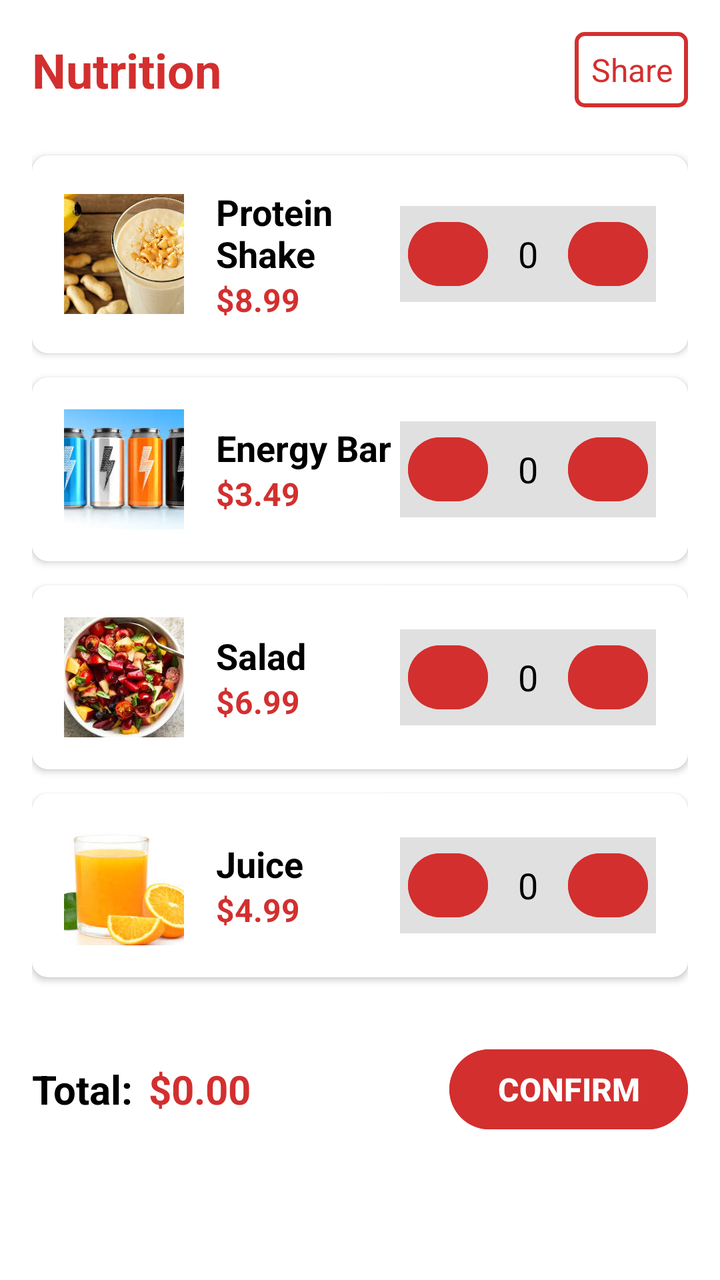
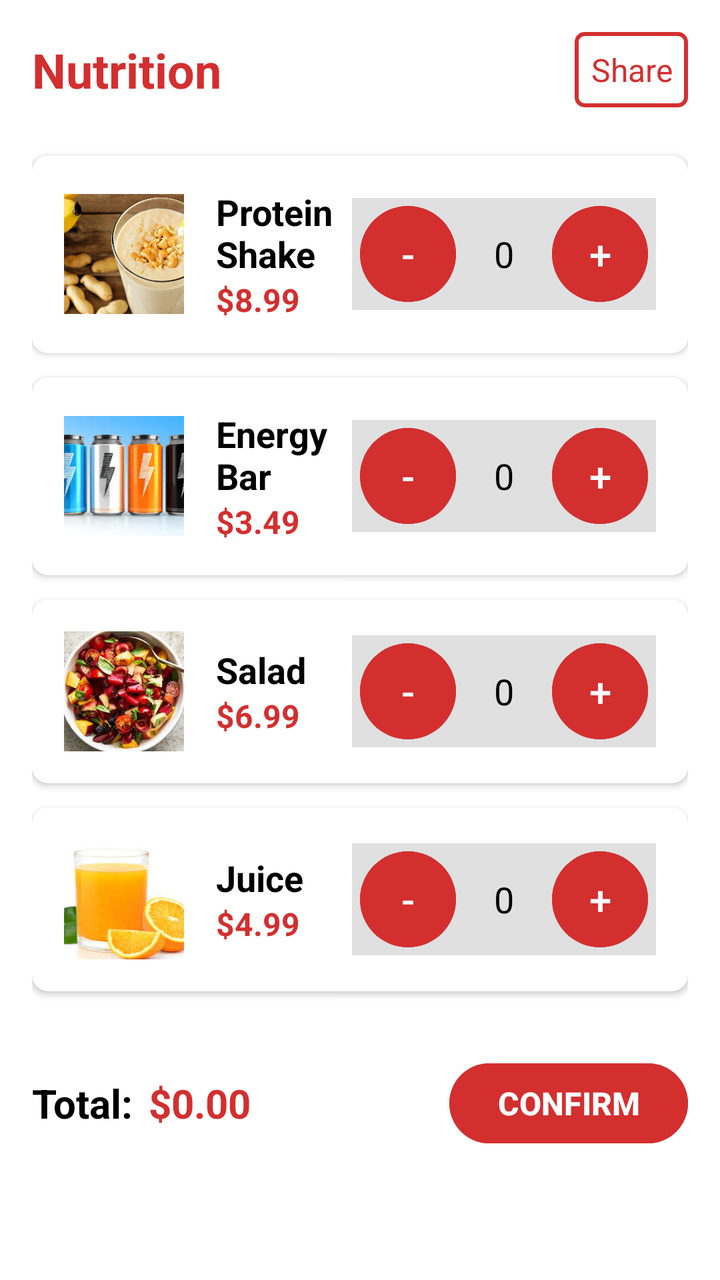

Before-and-after screenshots of an Android layout around one commit, followed by the original layout XML and the change that was made.
<!-- AndroidManifest.xml: application theme Theme._21l_5812_A1 -->
<!-- res/layout/activity_nutrition.xml -->
<?xml version="1.0" encoding="utf-8"?>
<LinearLayout xmlns:android="http://schemas.android.com/apk/res/android"
    xmlns:tools="http://schemas.android.com/tools"
    xmlns:app="http://schemas.android.com/apk/res-auto"
    android:layout_width="match_parent"
    android:layout_height="match_parent"
    android:background="@color/white"
    android:orientation="vertical"
    android:padding="16dp"
    tools:context=".NutritionActivity">

    
    <LinearLayout
        android:layout_width="match_parent"
        android:layout_height="wrap_content"
        android:orientation="horizontal"
        android:gravity="center_vertical"
        android:layout_marginBottom="24dp">

        <TextView
            android:layout_width="0dp"
            android:layout_height="wrap_content"
            android:layout_weight="1"
            android:text="Nutrition"
            android:textColor="@color/primary_red"
            android:textSize="24sp"
            android:textStyle="bold"
            tools:ignore="HardcodedText" />

        <TextView
            android:id="@+id/btnShare"
            android:layout_width="wrap_content"
            android:layout_height="wrap_content"
            android:text="Share"
            android:textColor="@color/primary_red"
            android:textSize="16sp"
            android:padding="8dp"
            android:background="@drawable/button_border"
            android:gravity="center"
            tools:ignore="HardcodedText" />

    </LinearLayout>

    
    <androidx.cardview.widget.CardView
        android:layout_width="match_parent"
        android:layout_height="wrap_content"
        android:layout_marginBottom="12dp"
        app:cardCornerRadius="8dp"
        app:cardElevation="2dp">

        <LinearLayout
            android:layout_width="match_parent"
            android:layout_height="wrap_content"
            android:orientation="horizontal"
            android:padding="16dp"
            android:gravity="center_vertical">

            <ImageView
                android:id="@+id/imgProtein"
                android:layout_width="60dp"
                android:layout_height="60dp"
                android:src="@drawable/protein_shake"
                android:contentDescription="Protein Shake"
                android:scaleType="centerCrop" />

            <LinearLayout
                android:layout_width="0dp"
                android:layout_height="wrap_content"
                android:layout_weight="1"
                android:orientation="vertical"
                android:layout_marginStart="16dp">

                <TextView
                    android:id="@+id/txtProteinName"
                    android:layout_width="wrap_content"
                    android:layout_height="wrap_content"
                    android:text="Protein Shake"
                    android:textColor="@color/black"
                    android:textSize="18sp"
                    android:textStyle="bold" />

                <TextView
                    android:id="@+id/txtProteinPrice"
                    android:layout_width="wrap_content"
                    android:layout_height="wrap_content"
                    android:text="$8.99"
                    android:textColor="@color/primary_red"
                    android:textSize="16sp"
                    android:textStyle="bold" />

            </LinearLayout>

            <LinearLayout
                android:layout_width="wrap_content"
                android:layout_height="wrap_content"
                android:orientation="horizontal"
                android:background="@color/light_gray"
                android:padding="4dp"
                android:gravity="center">

                <Button
                    android:id="@+id/btnProteinMinus"
                    android:layout_width="40dp"
                    android:layout_height="40dp"
                    android:text="-"
                    android:textSize="20sp"
                    android:textColor="@color/white"
                    android:backgroundTint="@color/primary_red"
                    android:gravity="center" />

                <TextView
                    android:id="@+id/txtProteinQty"
                    android:layout_width="40dp"
                    android:layout_height="40dp"
                    android:text="0"
                    android:textSize="18sp"
                    android:textColor="@color/black"
                    android:gravity="center" />

                <Button
                    android:id="@+id/btnProteinPlus"
                    android:layout_width="40dp"
                    android:layout_height="40dp"
                    android:text="+"
                    android:textSize="20sp"
                    android:textColor="@color/white"
                    android:backgroundTint="@color/primary_red"
                    android:gravity="center" />

            </LinearLayout>

        </LinearLayout>

    </androidx.cardview.widget.CardView>

    
    <androidx.cardview.widget.CardView
        android:layout_width="match_parent"
        android:layout_height="wrap_content"
        android:layout_marginBottom="12dp"
        app:cardCornerRadius="8dp"
        app:cardElevation="2dp">

        <LinearLayout
            android:layout_width="match_parent"
            android:layout_height="wrap_content"
            android:orientation="horizontal"
            android:padding="16dp"
            android:gravity="center_vertical">

            <ImageView
                android:id="@+id/imgBar"
                android:layout_width="60dp"
                android:layout_height="60dp"
                android:src="@drawable/energy_drink"
                android:contentDescription="Energy Bar"
                android:scaleType="centerCrop"
                tools:ignore="HardcodedText" />

            <LinearLayout
                android:layout_width="0dp"
                android:layout_height="wrap_content"
                android:layout_weight="1"
                android:orientation="vertical"
                android:layout_marginStart="16dp">

                <TextView
                    android:id="@+id/txtBarName"
                    android:layout_width="wrap_content"
                    android:layout_height="wrap_content"
                    android:text="Energy Bar"
                    android:textColor="@color/black"
                    android:textSize="18sp"
                    android:textStyle="bold" />

                <TextView
                    android:id="@+id/txtBarPrice"
                    android:layout_width="wrap_content"
                    android:layout_height="wrap_content"
                    android:text="$3.49"
                    android:textColor="@color/primary_red"
                    android:textSize="16sp"
                    android:textStyle="bold" />

            </LinearLayout>

            <LinearLayout
                android:layout_width="wrap_content"
                android:layout_height="wrap_content"
                android:orientation="horizontal"
                android:background="@color/light_gray"
                android:padding="4dp"
                android:gravity="center">

                <Button
                    android:id="@+id/btnBarMinus"
                    android:layout_width="40dp"
                    android:layout_height="40dp"
                    android:text="-"
                    android:textSize="20sp"
                    android:textColor="@color/white"
                    android:backgroundTint="@color/primary_red"
                    android:gravity="center" />

                <TextView
                    android:id="@+id/txtBarQty"
                    android:layout_width="40dp"
                    android:layout_height="40dp"
                    android:text="0"
                    android:textSize="18sp"
                    android:textColor="@color/black"
                    android:gravity="center" />

                <Button
                    android:id="@+id/btnBarPlus"
                    android:layout_width="40dp"
                    android:layout_height="40dp"
                    android:text="+"
                    android:textSize="20sp"
                    android:textColor="@color/white"
                    android:backgroundTint="@color/primary_red"
                    android:gravity="center" />

            </LinearLayout>

        </LinearLayout>

    </androidx.cardview.widget.CardView>

    
    <androidx.cardview.widget.CardView
        android:layout_width="match_parent"
        android:layout_height="wrap_content"
        android:layout_marginBottom="12dp"
        app:cardCornerRadius="8dp"
        app:cardElevation="2dp">

        <LinearLayout
            android:layout_width="match_parent"
            android:layout_height="wrap_content"
            android:orientation="horizontal"
            android:padding="16dp"
            android:gravity="center_vertical">

            <ImageView
                android:id="@+id/imgSalad"
                android:layout_width="60dp"
                android:layout_height="60dp"
                android:src="@drawable/salad"
                android:contentDescription="Salad"
                android:scaleType="centerCrop" />

            <LinearLayout
                android:layout_width="0dp"
                android:layout_height="wrap_content"
                android:layout_weight="1"
                android:orientation="vertical"
                android:layout_marginStart="16dp">

                <TextView
                    android:id="@+id/txtSaladName"
                    android:layout_width="wrap_content"
                    android:layout_height="wrap_content"
                    android:text="Salad"
                    android:textColor="@color/black"
                    android:textSize="18sp"
                    android:textStyle="bold" />

                <TextView
                    android:id="@+id/txtSaladPrice"
                    android:layout_width="wrap_content"
                    android:layout_height="wrap_content"
                    android:text="$6.99"
                    android:textColor="@color/primary_red"
                    android:textSize="16sp"
                    android:textStyle="bold" />

            </LinearLayout>

            <LinearLayout
                android:layout_width="wrap_content"
                android:layout_height="wrap_content"
                android:orientation="horizontal"
                android:background="@color/light_gray"
                android:padding="4dp"
                android:gravity="center">

                <Button
                    android:id="@+id/btnSaladMinus"
                    android:layout_width="40dp"
                    android:layout_height="40dp"
                    android:text="-"
                    android:textSize="20sp"
                    android:textColor="@color/white"
                    android:backgroundTint="@color/primary_red"
                    android:gravity="center" />

                <TextView
                    android:id="@+id/txtSaladQty"
                    android:layout_width="40dp"
                    android:layout_height="40dp"
                    android:text="0"
                    android:textSize="18sp"
                    android:textColor="@color/black"
                    android:gravity="center" />

                <Button
                    android:id="@+id/btnSaladPlus"
                    android:layout_width="40dp"
                    android:layout_height="40dp"
                    android:text="+"
                    android:textSize="20sp"
                    android:textColor="@color/white"
                    android:backgroundTint="@color/primary_red"
                    android:gravity="center" />

            </LinearLayout>

        </LinearLayout>

    </androidx.cardview.widget.CardView>

    
    <androidx.cardview.widget.CardView
        android:layout_width="match_parent"
        android:layout_height="wrap_content"
        android:layout_marginBottom="24dp"
        app:cardCornerRadius="8dp"
        app:cardElevation="2dp">

        <LinearLayout
            android:layout_width="match_parent"
            android:layout_height="wrap_content"
            android:orientation="horizontal"
            android:padding="16dp"
            android:gravity="center_vertical">

            <ImageView
                android:id="@+id/imgJuice"
                android:layout_width="60dp"
                android:layout_height="60dp"
                android:src="@drawable/juice"
                android:contentDescription="Juice"
                android:scaleType="centerCrop" />

            <LinearLayout
                android:layout_width="0dp"
                android:layout_height="wrap_content"
                android:layout_weight="1"
                android:orientation="vertical"
                android:layout_marginStart="16dp">

                <TextView
                    android:id="@+id/txtJuiceName"
                    android:layout_width="wrap_content"
                    android:layout_height="wrap_content"
                    android:text="Juice"
                    android:textColor="@color/black"
                    android:textSize="18sp"
                    android:textStyle="bold" />

                <TextView
                    android:id="@+id/txtJuicePrice"
                    android:layout_width="wrap_content"
                    android:layout_height="wrap_content"
                    android:text="$4.99"
                    android:textColor="@color/primary_red"
                    android:textSize="16sp"
                    android:textStyle="bold" />

            </LinearLayout>

            <LinearLayout
                android:layout_width="wrap_content"
                android:layout_height="wrap_content"
                android:orientation="horizontal"
                android:background="@color/light_gray"
                android:padding="4dp"
                android:gravity="center">

                <Button
                    android:id="@+id/btnJuiceMinus"
                    android:layout_width="40dp"
                    android:layout_height="40dp"
                    android:text="-"
                    android:textSize="20sp"
                    android:textColor="@color/white"
                    android:backgroundTint="@color/primary_red"
                    android:gravity="center" />

                <TextView
                    android:id="@+id/txtJuiceQty"
                    android:layout_width="40dp"
                    android:layout_height="40dp"
                    android:text="0"
                    android:textSize="18sp"
                    android:textColor="@color/black"
                    android:gravity="center" />

                <Button
                    android:id="@+id/btnJuicePlus"
                    android:layout_width="40dp"
                    android:layout_height="40dp"
                    android:text="+"
                    android:textSize="20sp"
                    android:textColor="@color/white"
                    android:backgroundTint="@color/primary_red"
                    android:gravity="center"
                    tools:ignore="HardcodedText" />

            </LinearLayout>

        </LinearLayout>

    </androidx.cardview.widget.CardView>

    
    <LinearLayout
        android:layout_width="match_parent"
        android:layout_height="wrap_content"
        android:orientation="horizontal"
        android:gravity="center_vertical"
        android:layout_marginTop="8dp"
        android:layout_marginBottom="16dp">

        <TextView
            android:layout_width="wrap_content"
            android:layout_height="wrap_content"
            android:text="Total:"
            android:textColor="@color/black"
            android:textSize="20sp"
            android:textStyle="bold" />

        <TextView
            android:id="@+id/txtTotalPrice"
            android:layout_width="wrap_content"
            android:layout_height="wrap_content"
            android:text="$0.00"
            android:textColor="@color/primary_red"
            android:textSize="20sp"
            android:textStyle="bold"
            android:layout_marginStart="8dp" />

        <Space
            android:layout_width="0dp"
            android:layout_height="match_parent"
            android:layout_weight="1" />

        <Button
            android:id="@+id/btnConfirm"
            android:layout_width="wrap_content"
            android:layout_height="48dp"
            android:text="CONFIRM"
            android:textColor="@color/white"
            android:backgroundTint="@color/primary_red"
            android:paddingStart="24dp"
            android:paddingEnd="24dp"
            android:textSize="16sp"
            android:textStyle="bold" />

    </LinearLayout>

</LinearLayout>
<!-- resources referenced by this layout -->
<resources>
  <color name="black">#000000</color>
  <color name="light_gray">#E0E0E0</color>
  <color name="primary_red">#D32F2F</color>
  <color name="white">#FFFFFF</color>
  <!-- drawable button_border (drawable) -->
  <?xml version="1.0" encoding="utf-8"?>
  <shape xmlns:android="http://schemas.android.com/apk/res/android">
      <stroke
          android:width="2dp"
          android:color="@color/primary_red" />
      <corners android:radius="4dp" />
      <padding
          android:bottom="8dp"
          android:left="16dp"
          android:right="16dp"
          android:top="8dp" />
  </shape>
  <!-- drawable energy_drink: jpg bitmap (drawable, 9353 bytes) -->
  <!-- drawable juice: jpg bitmap (drawable, 6263 bytes) -->
  <!-- drawable protein_shake: webp bitmap (drawable, 48208 bytes) -->
  <!-- drawable salad: jpg bitmap (drawable, 14403 bytes) -->
  <style name="Theme._21l_5812_A1" parent="Base.Theme._21l_5812_A1" />
  <style name="Base.Theme._21l_5812_A1" parent="Theme.Material3.DayNight.NoActionBar">
          
          
      </style>
</resources>

<!-- the commit's change to res/layout/activity_nutrition.xml (unified diff, before → after) -->
@@ -101,32 +101,41 @@
 
                 <Button
                     android:id="@+id/btnProteinMinus"
-                    android:layout_width="40dp"
-                    android:layout_height="40dp"
+                    android:layout_width="48dp"
+                    android:layout_height="48dp"
                     android:text="-"
                     android:textSize="20sp"
                     android:textColor="@color/white"
                     android:backgroundTint="@color/primary_red"
-                    android:gravity="center" />
+                    android:gravity="center"
+                    android:padding="0dp"
+                    android:insetTop="0dp"
+                    android:insetBottom="0dp"
+                    tools:ignore="HardcodedText" />
 
                 <TextView
                     android:id="@+id/txtProteinQty"
-                    android:layout_width="40dp"
-                    android:layout_height="40dp"
+                    android:layout_width="48dp"
+                    android:layout_height="48dp"
                     android:text="0"
                     android:textSize="18sp"
                     android:textColor="@color/black"
-                    android:gravity="center" />
+                    android:gravity="center"
+                    tools:ignore="HardcodedText" />
 
                 <Button
                     android:id="@+id/btnProteinPlus"
-                    android:layout_width="40dp"
-                    android:layout_height="40dp"
+                    android:layout_width="48dp"
+                    android:layout_height="48dp"
                     android:text="+"
                     android:textSize="20sp"
                     android:textColor="@color/white"
                     android:backgroundTint="@color/primary_red"
-                    android:gravity="center" />
+                    android:gravity="center"
+                    android:padding="0dp"
+                    android:insetTop="0dp"
+                    android:insetBottom="0dp"
+                    tools:ignore="HardcodedText" />
 
             </LinearLayout>
 
@@ -195,32 +204,39 @@
 
                 <Button
                     android:id="@+id/btnBarMinus"
-                    android:layout_width="40dp"
-                    android:layout_height="40dp"
+                    android:layout_width="48dp"
+                    android:layout_height="48dp"
                     android:text="-"
                     android:textSize="20sp"
                     android:textColor="@color/white"
                     android:backgroundTint="@color/primary_red"
+                    android:gravity="center"
+                    android:padding="0dp"
+                    android:insetTop="0dp"
+                    android:insetBottom="0dp" />
+
+                <TextView
+                    android:id="@+id/txtBarQty"
+                    android:layout_width="48dp"
+                    android:layout_height="48dp"
+                    android:text="0"
+                    android:textSize="18sp"
+                    android:textColor="@color/black"
                     android:gravity="center" />
 
-                <TextView
-                    android:id="@+id/txtBarQty"
-                    android:layout_width="40dp"
-                    android:layout_height="40dp"
-                    android:text="0"
-                    android:textSize="18sp"
-                    android:textColor="@color/black"
-                    android:gravity="center" />
-
                 <Button
                     android:id="@+id/btnBarPlus"
-                    android:layout_width="40dp"
-                    android:layout_height="40dp"
+                    android:layout_width="48dp"
+                    android:layout_height="48dp"
                     android:text="+"
                     android:textSize="20sp"
                     android:textColor="@color/white"
                     android:backgroundTint="@color/primary_red"
-                    android:gravity="center" />
+                    android:gravity="center"
+                    android:padding="0dp"
+                    android:insetTop="0dp"
+                    android:insetBottom="0dp"
+                    tools:ignore="HardcodedText" />
 
             </LinearLayout>
 
@@ -288,32 +304,38 @@
 
                 <Button
                     android:id="@+id/btnSaladMinus"
-                    android:layout_width="40dp"
-                    android:layout_height="40dp"
+                    android:layout_width="48dp"
+                    android:layout_height="48dp"
                     android:text="-"
                     android:textSize="20sp"
                     android:textColor="@color/white"
                     android:backgroundTint="@color/primary_red"
+                    android:gravity="center"
+                    android:padding="0dp"
+                    android:insetTop="0dp"
+                    android:insetBottom="0dp" />
+
+                <TextView
+                    android:id="@+id/txtSaladQty"
+                    android:layout_width="48dp"
+                    android:layout_height="48dp"
+                    android:text="0"
+                    android:textSize="18sp"
+                    android:textColor="@color/black"
                     android:gravity="center" />
 
-                <TextView
-                    android:id="@+id/txtSaladQty"
-                    android:layout_width="40dp"
-                    android:layout_height="40dp"
-                    android:text="0"
-                    android:textSize="18sp"
-                    android:textColor="@color/black"
-                    android:gravity="center" />
-
                 <Button
                     android:id="@+id/btnSaladPlus"
-                    android:layout_width="40dp"
-                    android:layout_height="40dp"
+                    android:layout_width="48dp"
+                    android:layout_height="48dp"
                     android:text="+"
                     android:textSize="20sp"
                     android:textColor="@color/white"
                     android:backgroundTint="@color/primary_red"
-                    android:gravity="center" />
+                    android:gravity="center"
+                    android:padding="0dp"
+                    android:insetTop="0dp"
+                    android:insetBottom="0dp" />
 
             </LinearLayout>
 
@@ -381,32 +403,39 @@
 
                 <Button
                     android:id="@+id/btnJuiceMinus"
-                    android:layout_width="40dp"
-                    android:layout_height="40dp"
+                    android:layout_width="48dp"
+                    android:layout_height="48dp"
                     android:text="-"
                     android:textSize="20sp"
                     android:textColor="@color/white"
                     android:backgroundTint="@color/primary_red"
+                    android:gravity="center"
+                    android:padding="0dp"
+                    android:insetTop="0dp"
+                    android:insetBottom="0dp"
+                    tools:ignore="HardcodedText" />
+
+                <TextView
+                    android:id="@+id/txtJuiceQty"
+                    android:layout_width="48dp"
+                    android:layout_height="48dp"
+                    android:text="0"
+                    android:textSize="18sp"
+                    android:textColor="@color/black"
                     android:gravity="center" />
 
-                <TextView
-                    android:id="@+id/txtJuiceQty"
-                    android:layout_width="40dp"
-                    android:layout_height="40dp"
-                    android:text="0"
-                    android:textSize="18sp"
-                    android:textColor="@color/black"
-                    android:gravity="center" />
-
                 <Button
                     android:id="@+id/btnJuicePlus"
-                    android:layout_width="40dp"
-                    android:layout_height="40dp"
+                    android:layout_width="48dp"
+                    android:layout_height="48dp"
                     android:text="+"
                     android:textSize="20sp"
                     android:textColor="@color/white"
                     android:backgroundTint="@color/primary_red"
                     android:gravity="center"
+                    android:padding="0dp"
+                    android:insetTop="0dp"
+                    android:insetBottom="0dp"
                     tools:ignore="HardcodedText" />
 
             </LinearLayout>
@@ -430,7 +459,8 @@
             android:text="Total:"
             android:textColor="@color/black"
             android:textSize="20sp"
-            android:textStyle="bold" />
+            android:textStyle="bold"
+            tools:ignore="HardcodedText" />
 
         <TextView
             android:id="@+id/txtTotalPrice"
